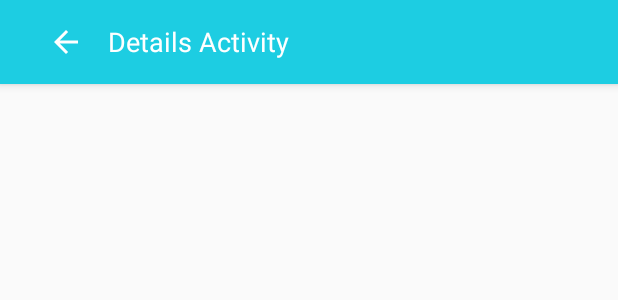
After one commit to frimpongopoku/hot-quakes, an Android app: the layout detail_activity_toolbar.xml on its own in the app's theme, with its tools: preview values and no code run, on a phone screen of 412 x 824 dp. The commit adds this screen. Shown: the top 300 px of the screen. Run offline under Robolectric (Android 15) with nearby library versions, the phone set to English and light mode, and no system bars.

```diff
--- /dev/null
+++ b/app/src/main/res/drawable/baseline_arrow_back_24.xml
@@ -0,0 +1,5 @@
+<vector android:autoMirrored="true" android:height="24dp"
+    android:tint="#FFFFFF" android:viewportHeight="24"
+    android:viewportWidth="24" android:width="24dp" xmlns:android="http://schemas.android.com/apk/res/android">
+    <path android:fillColor="@android:color/white" android:pathData="M20,11H7.83l5.59,-5.59L12,4l-8,8 8,8 1.41,-1.41L7.83,13H20v-2z"/>
+</vector>
--- a/app/src/main/res/layout/activity_details.xml
+++ b/app/src/main/res/layout/activity_details.xml
@@ -5,6 +5,8 @@
     android:layout_width="match_parent"
     android:layout_height="match_parent"
     tools:context=".DetailsActivity">
+    <include layout="@layout/detail_activity_toolbar" />
+
     <com.google.android.gms.maps.MapView
         android:id="@+id/map_view"
         android:layout_width="match_parent"
--- /dev/null
+++ b/app/src/main/res/layout/detail_activity_toolbar.xml
@@ -0,0 +1,46 @@
+<?xml version="1.0" encoding="utf-8"?>
+<layout xmlns:android="http://schemas.android.com/apk/res/android"
+    xmlns:app="http://schemas.android.com/apk/res-auto"
+    >
+    <androidx.appcompat.widget.Toolbar
+        android:id="@+id/toolbar"
+        android:elevation="4dp"
+        android:layout_width="match_parent"
+        android:layout_height="?attr/actionBarSize"
+        android:background="?attr/colorPrimary"
+        app:popupTheme="@style/Widget.AppCompat.PopupMenu.Overflow"
+        app:title="Hot Quakes">
+
+        <RelativeLayout
+            android:layout_width="match_parent"
+            android:layout_height="match_parent"
+            android:orientation="horizontal">
+            <ImageButton
+
+                android:layout_centerHorizontal="true"
+                android:layout_alignParentStart="true"
+                android:id="@+id/back_button"
+                android:layout_width="wrap_content"
+                android:layout_height="wrap_content"
+                android:padding="16dp"
+                android:background="?attr/selectableItemBackgroundBorderless"
+                android:src="@drawable/baseline_arrow_back_24"/>
+
+            <TextView
+                android:layout_marginTop="15dp"
+                android:textSize="18sp"
+                android:textFontWeight="700"
+                android:textColor="@color/white"
+                android:layout_centerHorizontal="true"
+                android:layout_toEndOf="@id/back_button"
+                android:text="Details Activity"
+                android:id="@+id/page_title"
+                android:layout_width="wrap_content"
+                android:layout_height="wrap_content"/>
+
+
+        </RelativeLayout>
+
+    </androidx.appcompat.widget.Toolbar>
+
+</layout>
```
Also changed, not shown: app/src/main/java/com/frimpong/hot_quakes/Constants.java (+8 -0 lines), app/src/main/java/com/frimpong/hot_quakes/DetailsActivity.java (+91 -38 lines), app/src/main/java/com/frimpong/hot_quakes/EarthquakeListAdapter.java (+9 -0 lines), app/src/main/java/com/frimpong/hot_quakes/MainActivity.java (+4 -16 lines), app/src/main/res/layout/activity_main.xml (+1 -9 lines).
